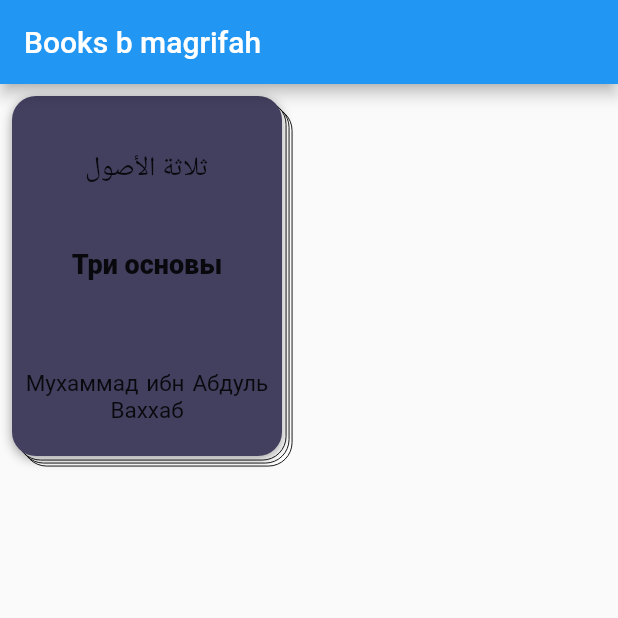
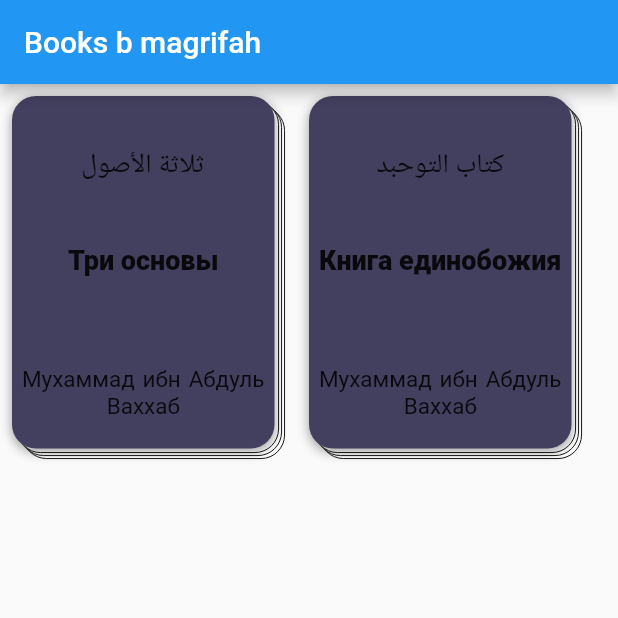
Before and after one commit to Sadid-USN/List-books-ui, a Flutter app: the screen it shows after launch, on a phone screen of 412 x 824 dp, the top half of it. Run offline on Flutter 3.47's test engine with Material 2 defaults, Android fonts, the phone set to English and light mode, and no system bars; Roboto replaces fonts that are missing (Scheherazade).

Commit message:
created example card

```diff
--- a/lib/book_card.dart
+++ b/lib/book_card.dart
@@ -27,8 +27,8 @@ class BookCard extends StatelessWidget {
         Padding(
           padding: const EdgeInsets.only(top: 7, left: 7),
           child: Container(
-              height: 240,
-              width: 180,
+              height: height,
+              width: width,
               decoration: BoxDecoration(
                 border: Border.all(color: Colors.black, width: 0.6),
                 color: Colors.white,
@@ -38,8 +38,8 @@ class BookCard extends StatelessWidget {
         Padding(
           padding: const EdgeInsets.only(top: 5, left: 5),
           child: Container(
-              height: 240,
-              width: 180,
+              height: height,
+              width: width,
               decoration: BoxDecoration(
                 border: Border.all(color: Colors.black, width: 0.6),
                 color: Colors.white,
@@ -49,8 +49,8 @@ class BookCard extends StatelessWidget {
         Padding(
           padding: const EdgeInsets.only(top: 3, left: 3),
           child: Container(
-              height: 240,
-              width: 180,
+               height: height,
+              width: width,
               decoration: BoxDecoration(
                 border: Border.all(color: Colors.black, width: 0.6),
                 color: Colors.white,
@@ -60,8 +60,8 @@ class BookCard extends StatelessWidget {
         Column(
           children: [
             Container(
-              height: 240,
-              width: 180,
+               height: height,
+              width: width,
               decoration: const BoxDecoration(
                   boxShadow: [
                     BoxShadow(
--- a/lib/home_page.dart
+++ b/lib/home_page.dart
@@ -13,15 +13,28 @@ class HomePage extends StatelessWidget {
           title: const Text('Books b magrifah'),
         ),
 
-        body: const BookCard(
+        body: ListView(
+          scrollDirection: Axis.horizontal,
+          children: const [
+           BookCard(
         bookNameAr: 'ثلاثة الأصول',
         author: 'Мухаммад ибн Абдуль Ваххаб',
         bookNameRu: "Три основы",
         containerColor: Color(0xff433f5f),
-        height: 100,
-        width: 100,
+        height: 235,
+        width: 175,
 
         ),
+             BookCard(
+        bookNameAr: 'كتاب التوحبد',
+        author: 'Мухаммад ибн Абдуль Ваххаб',
+        bookNameRu: "Книга единобожия",
+        containerColor: Color(0xff783a3a),
+         height: 235,
+        width: 175,
+
+        ),
+        ],)
         // body: InkWell(
         //     onTap: () {
         //       Navigator.push(context, MaterialPageRoute(builder: (context) {
--- a/lib/main.dart
+++ b/lib/main.dart
@@ -17,7 +17,7 @@ class MyApp extends StatelessWidget {
 
         primarySwatch: Colors.blue,
       ),
-      home:  HomePage()
+      home: const HomePage()
     );
   }
 }
```
